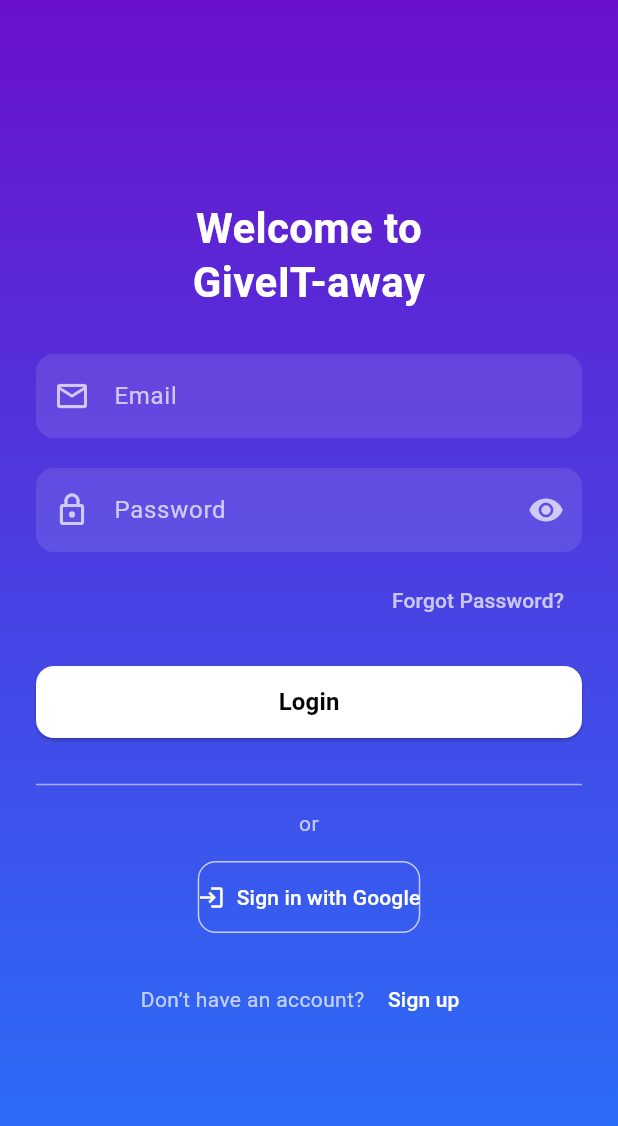
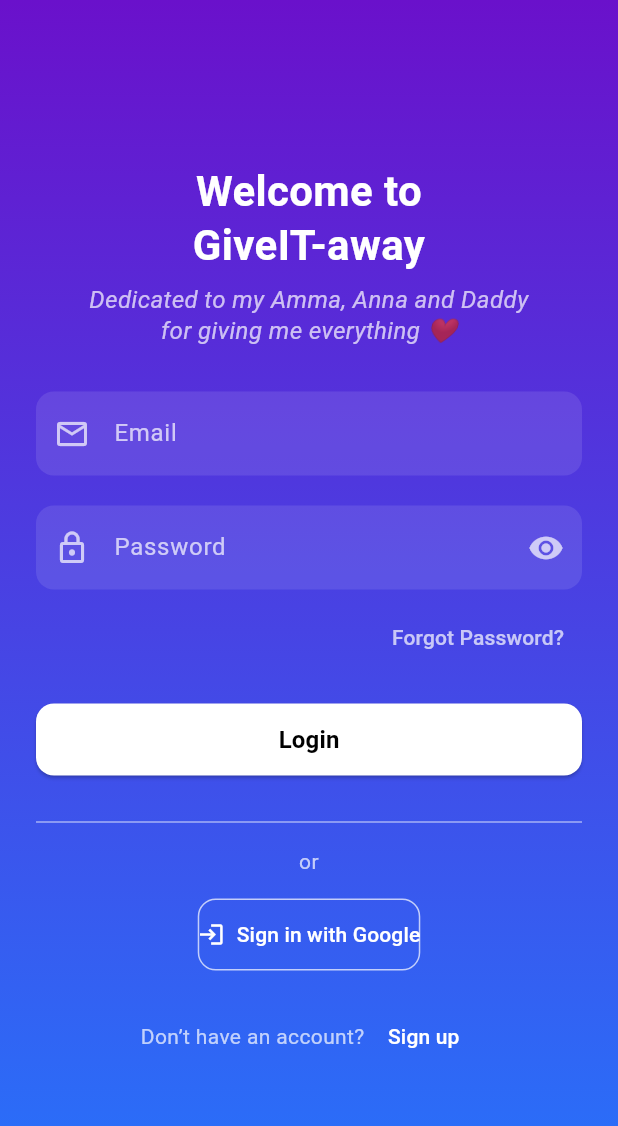
Before and after one commit to chitti-a7r4/giveit-away, a Flutter app: the screen it shows after launch, on a phone screen of 412 x 824 dp. Shown: the top 1126 px of the screen. Run offline on Flutter 3.47's test engine with Material 3 defaults, Android fonts, the light colour scheme and no system bars; our stand-ins replace carousel_slider, cloud_firestore, csv, firebase_auth, firebase_core, firebase_storage and 8 more; missing offline and left inert: firebase_app_check; accounts and stored records are empty.

Commit message:
dedicated

```diff
--- a/lib/screens/login_screen.dart
+++ b/lib/screens/login_screen.dart
@@ -136,6 +136,17 @@ class _LoginScreenState extends State<LoginScreen> {
                     fontWeight: FontWeight.bold,
                     height: 1.3,
                     color: Colors.white, // White text for better contrast
+                  ),
+                  textAlign: TextAlign.center,
+                ),
+                const SizedBox(height: 8), // Add small spacing
+                const Text(
+                  "Dedicated to my Amma, Anna and Daddy\nfor giving me everything ❤️",
+                  style: TextStyle(
+                    fontSize: 16,
+                    fontStyle: FontStyle.italic,
+                    height: 1.3,
+                    color: Colors.white70,
                   ),
                   textAlign: TextAlign.center,
                 ),
```
